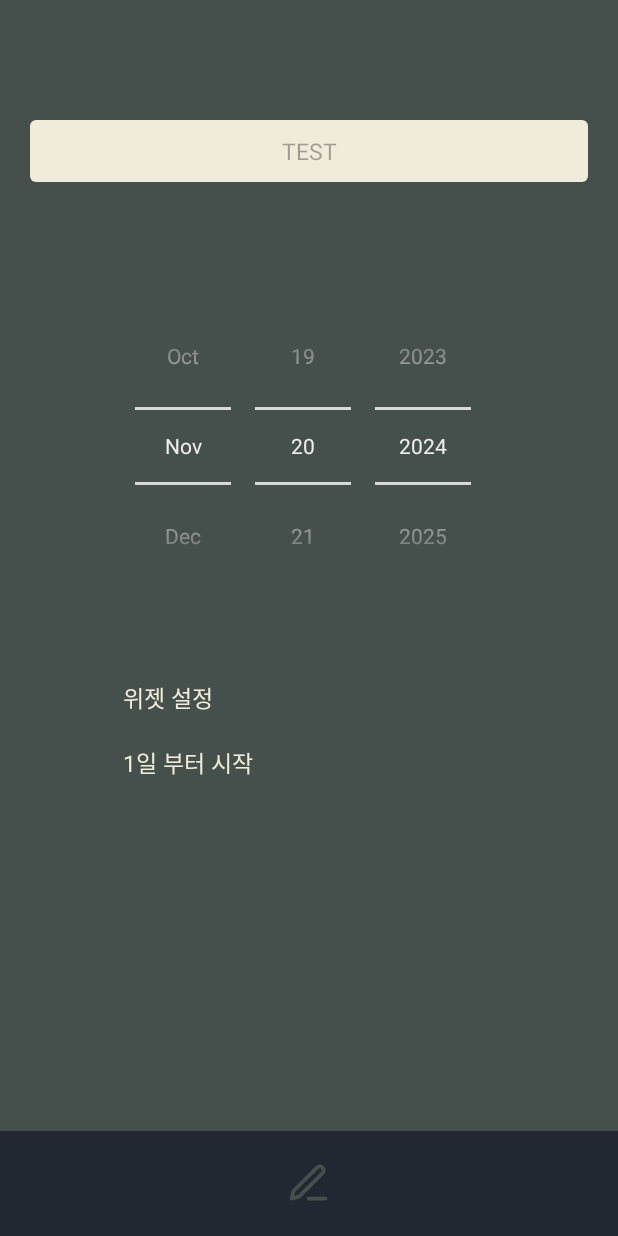
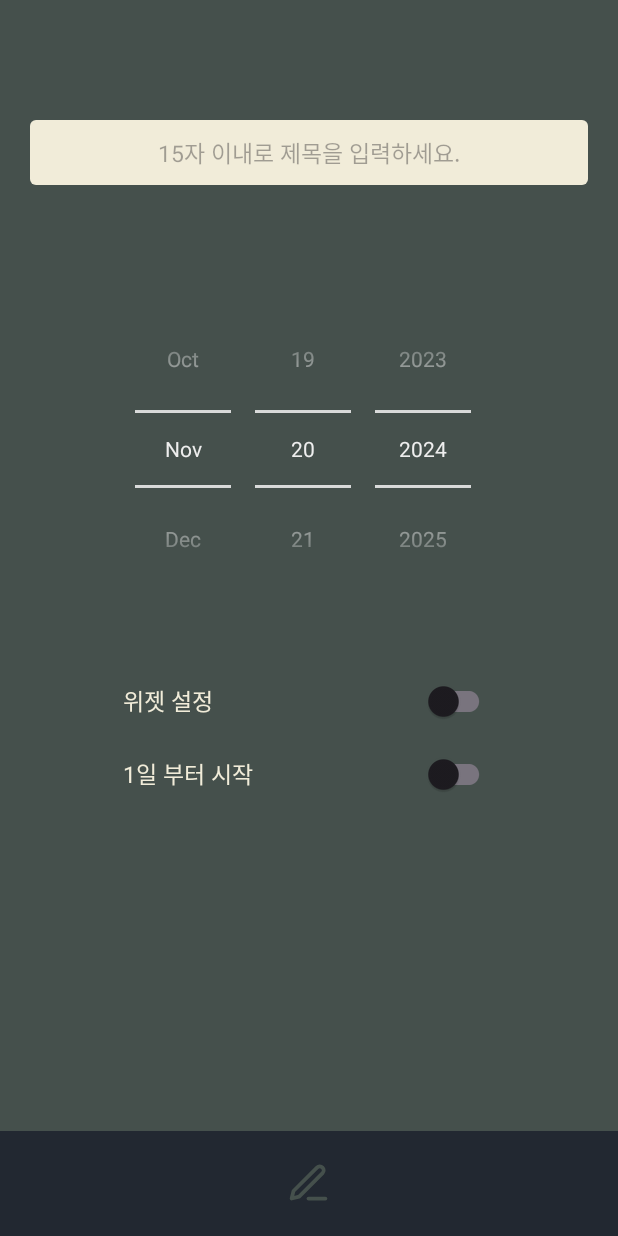
Before and after one commit to HyeIn97/d-day-calculator, an Android app: the DayActivity screen opened directly, with no data from a screen before it, on a phone screen of 412 x 824 dp. Run offline under Robolectric (Android 15) with nearby library versions, the phone set to English and light mode, and no system bars.

Commit message:
[style] string res를 추가한다.

```diff
--- a/app/src/main/res/layout/activity_day.xml
+++ b/app/src/main/res/layout/activity_day.xml
@@ -17,7 +17,7 @@
         android:layout_marginEnd="20dp"
         android:background="@drawable/item_background"
         android:gravity="center"
-        android:hint="TEST"
+        android:hint="@string/title_hint"
         android:inputType="text"
         android:maxLength="15"
         android:maxLines="1"
@@ -46,27 +46,42 @@
         app:layout_constraintTop_toBottomOf="@id/title_edt" />
 
     <androidx.appcompat.widget.AppCompatTextView
-        android:id="@+id/wight_txt"
+        android:id="@+id/widget_txt"
         android:layout_width="wrap_content"
         android:layout_height="wrap_content"
         android:layout_marginTop="50dp"
-        android:text="위젯 설정"
+        android:text="@string/widget"
         android:textColor="@color/eggshell"
         android:textSize="15sp"
         android:textStyle="normal"
         app:layout_constraintStart_toStartOf="@id/day_spinner"
         app:layout_constraintTop_toBottomOf="@id/day_spinner" />
 
-    <androidx.appcompat.widget.AppCompatTextView
+    <androidx.appcompat.widget.SwitchCompat
         android:layout_width="wrap_content"
         android:layout_height="wrap_content"
-        android:layout_marginTop="20dp"
-        android:text="1일 부터 시작"
+        app:layout_constraintBottom_toBottomOf="@id/widget_txt"
+        app:layout_constraintEnd_toEndOf="@id/day_spinner"
+        app:layout_constraintTop_toTopOf="@id/widget_txt" />
+
+    <androidx.appcompat.widget.AppCompatTextView
+        android:id="@+id/day_setting_txt"
+        android:layout_width="wrap_content"
+        android:layout_height="wrap_content"
+        android:layout_marginTop="25dp"
+        android:text="@string/day_setting"
         android:textColor="@color/eggshell"
         android:textSize="15sp"
         android:textStyle="normal"
         app:layout_constraintStart_toStartOf="@id/day_spinner"
-        app:layout_constraintTop_toBottomOf="@id/wight_txt" />
+        app:layout_constraintTop_toBottomOf="@id/widget_txt" />
+
+    <androidx.appcompat.widget.SwitchCompat
+        android:layout_width="wrap_content"
+        android:layout_height="wrap_content"
+        app:layout_constraintBottom_toBottomOf="@id/day_setting_txt"
+        app:layout_constraintEnd_toEndOf="@id/day_spinner"
+        app:layout_constraintTop_toTopOf="@id/day_setting_txt" />
 
     <FrameLayout
         android:id="@+id/save_btn"
--- a/app/src/main/res/values/strings.xml
+++ b/app/src/main/res/values/strings.xml
@@ -2,4 +2,7 @@
     <string name="app_name">D-DAY</string>
     <string name="d_day">D-Day</string>
     <string name="empty">디데이를 설정하세요.</string>
+    <string name="title_hint">15자 이내로 제목을 입력하세요.</string>
+    <string name="widget">위젯 설정</string>
+    <string name="day_setting">1일 부터 시작</string>
 </resources>
```
